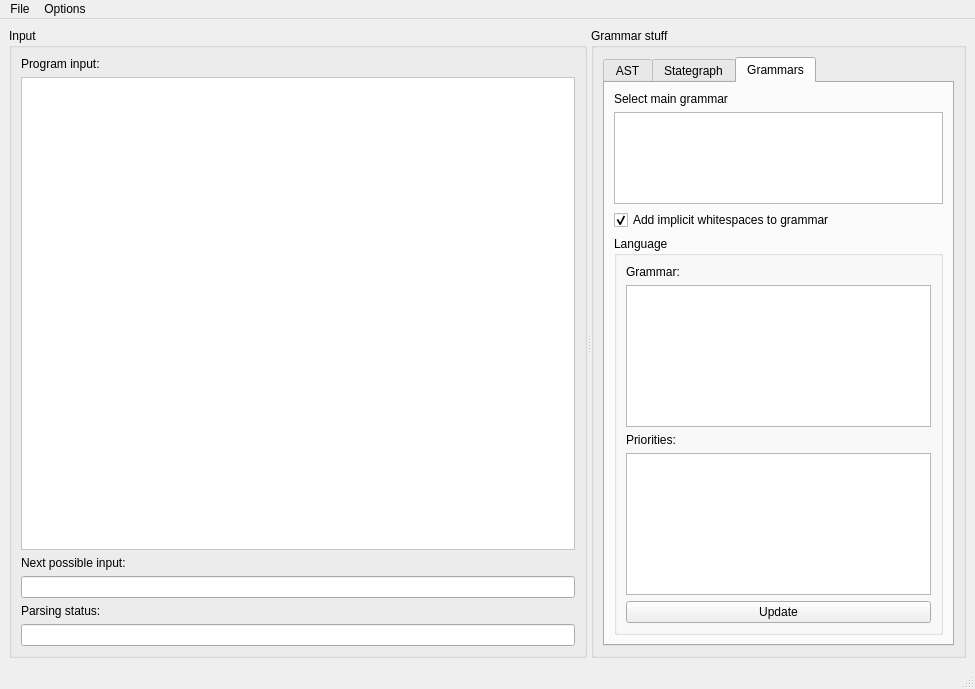
Qt form node_editor/gui.ui (softdevteam/eco) before a commit.
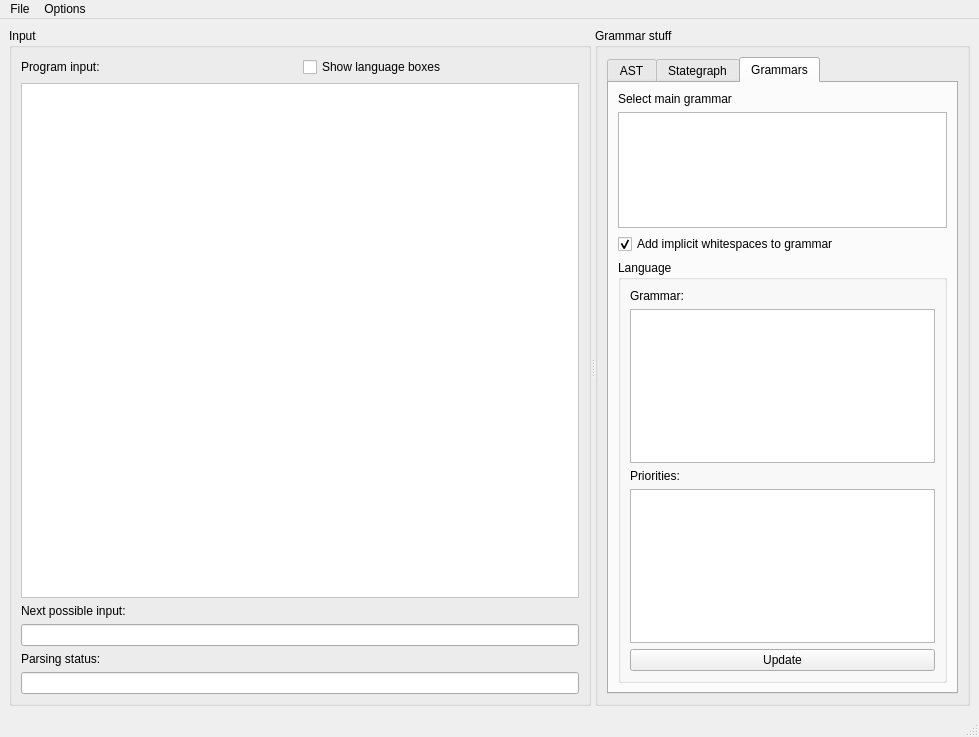
The same form after that commit. Custom widgets are drawn as their Qt base class.

Commit message: added toggle for showing/hiding language boxes

```diff
--- a/node_editor/gui.ui
+++ b/node_editor/gui.ui
@@ -6,8 +6,8 @@
    <rect>
     <x>0</x>
     <y>0</y>
-    <width>975</width>
-    <height>689</height>
+    <width>979</width>
+    <height>737</height>
    </rect>
   </property>
   <property name="sizePolicy">
@@ -38,6 +38,8 @@
        </property>
        <layout class="QVBoxLayout" name="verticalLayout_3">
         <item>
+         <layout class="QHBoxLayout" name="horizontalLayout">
+          <item>
          <widget class="QLabel" name="label_3">
           <property name="text">
            <string>Program input:</string>
@@ -45,6 +47,15 @@
          </widget>
         </item>
         <item>
+           <widget class="QCheckBox" name="cbShowLangBoxes">
+            <property name="text">
+             <string>Show language boxes</string>
+            </property>
+           </widget>
+          </item>
+         </layout>
+        </item>
+        <item>
          <widget class="NodeEditor" name="frame">
           <property name="enabled">
            <bool>true</bool>
@@ -374,7 +385,7 @@
     <rect>
      <x>0</x>
      <y>0</y>
-     <width>975</width>
+     <width>979</width>
      <height>22</height>
     </rect>
    </property>
```
Left out of the diff: 3 changed lines with no effect on the pictures. Lines whose indentation alone changed are shown as unchanged. The commit also changes 2 other files.
